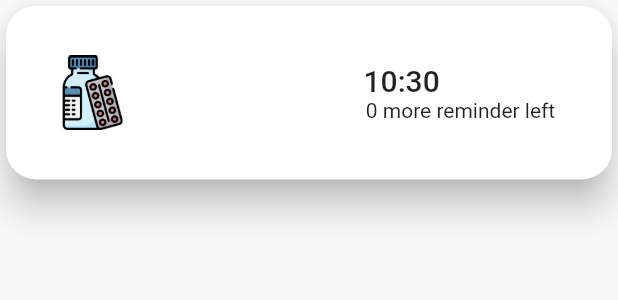
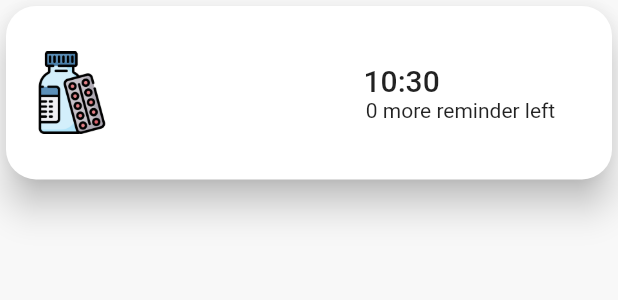
Before and after one commit to medicationTracking/medicationTrackingApp, a Flutter app: the PillCard2 widget shown alone on an empty page, opened directly with empty values, on a phone screen of 412 x 824 dp. Shown: the top 300 px of the screen. Run offline on Flutter 3.47's test engine with Material 2 defaults, Android fonts, the light colour scheme and no system bars; drawn by our look-alikes of auto_size_text; our stand-ins replace date_format, dio, easy_localization, firebase_auth, firebase_core, flutter_mobx and 7 more; missing offline and left inert: flutter_barcode_scanner; accounts and stored records are empty; generated files the repository leaves out were written again; statements that could not run were skipped.

Commit message:
pillcard2 error handled.

```diff
--- a/lib/core/components/cards/pill_card2.dart
+++ b/lib/core/components/cards/pill_card2.dart
@@ -1,3 +1,6 @@
+import 'dart:math';
+
+import 'package:auto_size_text/auto_size_text.dart';
 import 'package:flutter/material.dart';
 import 'package:intl/intl.dart';
 import 'package:medication_app_v0/core/constants/image/image_constants.dart';
@@ -18,26 +21,36 @@ class PillCard2 extends StatelessWidget {
       width: double.infinity,
       child: GestureDetector(
         onTap: onTap,
-        child: Card(
+        child: buildCard(context),
+      ),
+    );
+  }
+
+  Card buildCard(BuildContext context) {
+    return Card(
       shadowColor: Colors.black,
       color: _getColor(),
       elevation: 10,
-          shape:
-              RoundedRectangleBorder(borderRadius: BorderRadius.circular(20)),
+      shape: RoundedRectangleBorder(borderRadius: BorderRadius.circular(20)),
       child: Row(
         children: [
           Expanded(
             flex: 3,
             child: Padding(
-                  padding: context.paddingMedium,
+              padding: context.paddingNormal,
               child: Row(
                 children: [
-                      Image(
-                          image: AssetImage(ImageConstants.instance.pill4Logo)),
+                  Expanded(
+                    child: randomLogo,
+                  ),
                   context.emptySizedWidthBoxLow,
-                      Text(
+                  Expanded(
+                    flex: 2,
+                    child: AutoSizeText(
                       model.pillName,
-                        style: context.textTheme.headline6,
+                      style: context.textTheme.headline5
+                          .copyWith(fontWeight: FontWeight.bold),
+                    ),
                   ),
 //                    Icon(Icons.access_alarms),
 //                    Text(
@@ -75,8 +88,6 @@ class PillCard2 extends StatelessWidget {
           ),
         ],
       ),
-        ),
-      ),
     );
   }
 
@@ -90,4 +101,19 @@ class PillCard2 extends StatelessWidget {
     }
     return ColorTheme.BACKGROUND_WHITE;
   }
+
+  //create random pill logo
+  Image get randomLogo {
+    final x = Random.secure();
+    switch (x.nextInt(4)) {
+      case 1:
+        return Image(image: AssetImage(ImageConstants.instance.pill1Logo));
+      case 2:
+        return Image(image: AssetImage(ImageConstants.instance.pill2Logo));
+      case 3:
+        return Image(image: AssetImage(ImageConstants.instance.pill3Logo));
+      default:
+        return Image(image: AssetImage(ImageConstants.instance.pill4Logo));
     }
+  }
+}
```
Lines whose indentation alone changed are shown as unchanged.
